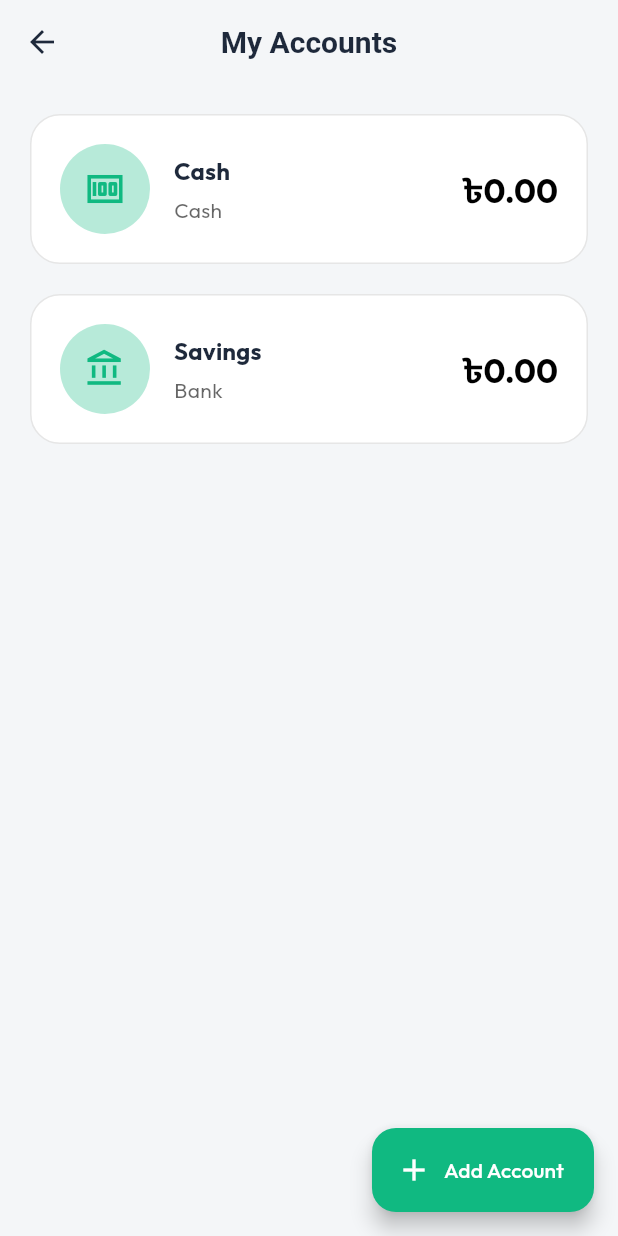
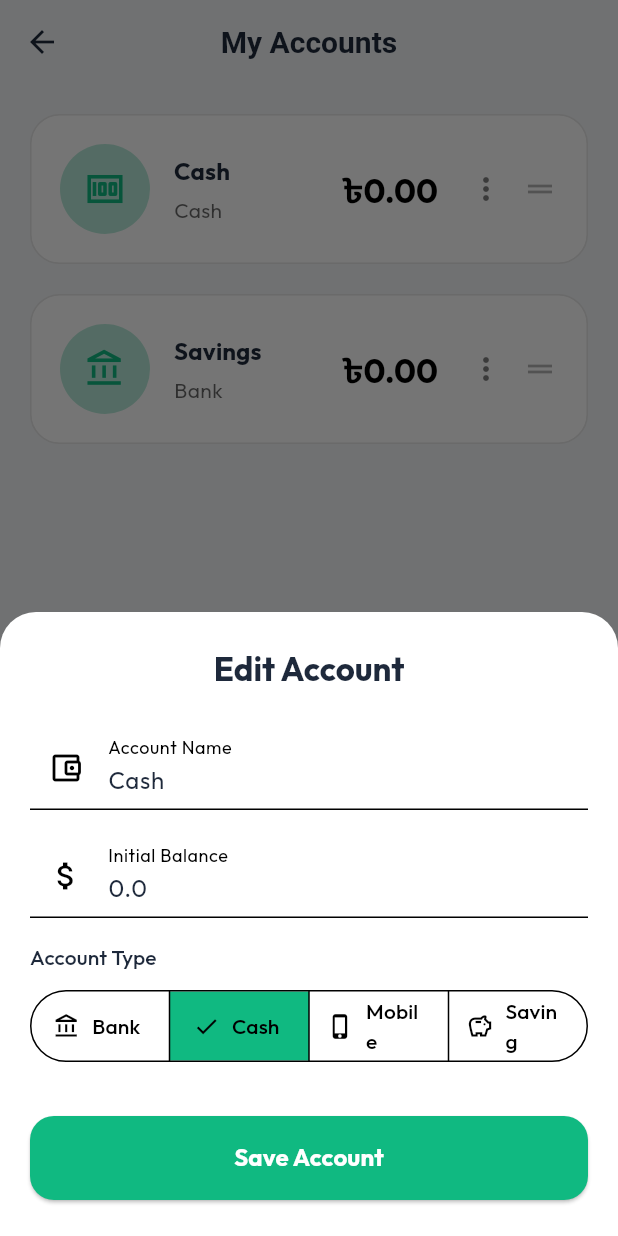
Before and after one commit to jahiduljeesan/wallet_bro, a Flutter app: the AccountsPage screen opened directly, after a tap on "Cash", on a phone screen of 412 x 824 dp. Run offline on Flutter 3.47's test engine with Material 3 defaults, Android fonts, the phone set to English and light mode, and no system bars; our stand-ins replace dio, fl_chart, flutter_animate, google_fonts, hive, hive_flutter and 1 more; missing offline and left inert: home_widget; accounts and stored records are empty.

Commit message:
feat: implement account management feature including data models, persistence, and UI for CRUD operations

```diff
--- a/lib/features/accounts/domain/models/account_model.dart
+++ b/lib/features/accounts/domain/models/account_model.dart
@@ -16,11 +16,15 @@ class AccountModel extends HiveObject {
   @HiveField(3)
   final double initialBalance;
 
+  @HiveField(4, defaultValue: 0)
+  final int order;
+
   AccountModel({
     required this.id,
     required this.name,
     required this.type,
     this.initialBalance = 0.0,
+    this.order = 0,
   });
 
   AccountModel copyWith({
@@ -28,12 +32,14 @@ class AccountModel extends HiveObject {
     String? name,
     String? type,
     double? initialBalance,
+    int? order,
   }) {
     return AccountModel(
       id: id ?? this.id,
       name: name ?? this.name,
       type: type ?? this.type,
       initialBalance: initialBalance ?? this.initialBalance,
+      order: order ?? this.order,
     );
   }
 
@@ -43,6 +49,7 @@ class AccountModel extends HiveObject {
       name: json['name'],
       type: json['type'],
       initialBalance: (json['initialBalance'] as num?)?.toDouble() ?? 0.0,
+      order: json['order'] as int? ?? 0,
     );
   }
 
@@ -52,6 +59,7 @@ class AccountModel extends HiveObject {
       'name': name,
       'type': type,
       'initialBalance': initialBalance,
+      'order': order,
     };
   }
 }
--- a/lib/features/accounts/presentation/pages/accounts_page.dart
+++ b/lib/features/accounts/presentation/pages/accounts_page.dart
@@ -66,15 +66,27 @@ class AccountsPage extends StatelessWidget {
             );
           }
 
-          return ListView.separated(
+          return ReorderableListView.builder(
             padding: const EdgeInsets.all(16),
             itemCount: accounts.length,
-            separatorBuilder: (context, index) => const SizedBox(height: 12),
+            buildDefaultDragHandles: false,
+            onReorder: (oldIndex, newIndex) {
+              accountsProvider.reorderAccounts(oldIndex, newIndex);
+            },
+            proxyDecorator: (Widget child, int index, Animation<double> animation) {
+              return Material(
+                color: Colors.transparent,
+                child: child,
+              );
+            },
             itemBuilder: (context, index) {
               final account = accounts[index];
               final liveBalance = accountsProvider.getAccountBalance(account.id);
 
-              return Card(
+              return Padding(
+                key: ValueKey(account.id),
+                padding: const EdgeInsets.only(bottom: 12),
+                child: Card(
                   elevation: 0,
                   shape: RoundedRectangleBorder(
                     borderRadius: BorderRadius.circular(20),
@@ -83,42 +95,17 @@ class AccountsPage extends StatelessWidget {
                   color: theme.colorScheme.surface,
                   child: InkWell(
                     borderRadius: BorderRadius.circular(20),
-                  onLongPress: () {
-                    if (account.id == 'cash_account' || account.id == 'savings_account') {
-                      showDialog(
+                    onTap: () {
+                      showModalBottomSheet(
                         context: context,
-                        builder: (ctx) => AlertDialog(
-                          title: const Text('System Account'),
-                          content: Text('The "${account.name}" account is a system default and cannot be deleted.'),
-                          actions: [
-                            TextButton(
-                              onPressed: () => Navigator.pop(ctx),
-                              child: const Text('OK'),
+                        isScrollControlled: true,
+                        shape: const RoundedRectangleBorder(
+                          borderRadius: BorderRadius.vertical(top: Radius.circular(24)),
                         ),
-                          ],
-                        ),
-                      );
-                      return;
-                    }
-                    // Quick delete option
-                    showDialog(
-                      context: context,
-                      builder: (ctx) => AlertDialog(
-                        title: const Text('Delete Account'),
-                        content: Text('Are you sure you want to delete ${account.name}?'),
-                        actions: [
-                          TextButton(onPressed: () => Navigator.pop(ctx), child: const Text('Cancel')),
-                          TextButton(
-                            onPressed: () {
-                              accountsProvider.deleteAccount(account.id);
-                              Navigator.pop(ctx);
-                            },
-                            child: const Text('Delete', style: TextStyle(color: Colors.red)),
-                          ),
-                        ],
-                      ),
+                        builder: (context) => AddAccountSheet(account: account),
                       );
                     },
+                    // Empty since we use onTap for edit and PopupMenu for edit/delete
                   child: Padding(
                     padding: const EdgeInsets.all(20),
                     child: Row(
@@ -166,7 +153,81 @@ class AccountsPage extends StatelessWidget {
                             ),
                           ],
                         ),
+                        const SizedBox(width: 8),
+                        PopupMenuButton<String>(
+                          icon: Icon(Icons.more_vert, color: theme.colorScheme.onSurface.withValues(alpha: 0.5)),
+                          onSelected: (value) {
+                            if (value == 'edit') {
+                              showModalBottomSheet(
+                                context: context,
+                                isScrollControlled: true,
+                                shape: const RoundedRectangleBorder(
+                                  borderRadius: BorderRadius.vertical(top: Radius.circular(24)),
+                                ),
+                                builder: (context) => AddAccountSheet(account: account),
+                              );
+                            } else if (value == 'delete') {
+                              if (account.id == 'cash_account' || account.id == 'savings_account') {
+                                showDialog(
+                                  context: context,
+                                  builder: (ctx) => AlertDialog(
+                                    title: const Text('System Account'),
+                                    content: Text('The "${account.name}" account is a system default and cannot be deleted.'),
+                                    actions: [
+                                      TextButton(onPressed: () => Navigator.pop(ctx), child: const Text('OK')),
                                     ],
+                                  ),
+                                );
+                              } else {
+                                showDialog(
+                                  context: context,
+                                  builder: (ctx) => AlertDialog(
+                                    title: const Text('Delete Account'),
+                                    content: Text('Are you sure you want to delete ${account.name}?'),
+                                    actions: [
+                                      TextButton(onPressed: () => Navigator.pop(ctx), child: const Text('Cancel')),
+                                      TextButton(
+                                        onPressed: () {
+                                          accountsProvider.deleteAccount(account.id);
+                                          Navigator.pop(ctx);
+                                        },
+                                        child: const Text('Delete', style: TextStyle(color: Colors.red)),
+                                      ),
+                                    ],
+                                  ),
+                                );
+                              }
+                            }
+                          },
+                          itemBuilder: (context) => [
+                            const PopupMenuItem(
+                              value: 'edit',
+                              child: Row(
+                                children: [
+                                  Icon(Icons.edit, size: 20),
+                                  SizedBox(width: 8),
+                                  Text('Edit'),
+                                ],
+                              ),
+                            ),
+                            const PopupMenuItem(
+                              value: 'delete',
+                              child: Row(
+                                children: [
+                                  Icon(Icons.delete, color: Colors.red, size: 20),
+                                  SizedBox(width: 8),
+                                  Text('Delete', style: TextStyle(color: Colors.red)),
+                                ],
+                              ),
+                            ),
+                          ],
+                        ),
+                        ReorderableDragStartListener(
+                          index: index,
+                          child: Icon(Icons.drag_handle, color: theme.colorScheme.onSurface.withValues(alpha: 0.3)),
+                        ),
+                      ],
+                    ),
                   ),
                 ),
                 ),
--- a/lib/features/accounts/presentation/pages/add_account_sheet.dart
+++ b/lib/features/accounts/presentation/pages/add_account_sheet.dart
@@ -5,7 +5,8 @@ import '../../domain/models/account_model.dart';
 import 'dart:math';
 
 class AddAccountSheet extends StatefulWidget {
-  const AddAccountSheet({super.key});
+  final AccountModel? account;
+  const AddAccountSheet({super.key, this.account});
 
   @override
   State<AddAccountSheet> createState() => _AddAccountSheetState();
@@ -15,6 +16,19 @@ class _AddAccountSheetState extends State<AddAccountSheet> {
   final _nameController = TextEditingController();
   final _balanceController = TextEditingController();
   String _selectedType = 'Bank'; // Bank, Cash, Mobile
+
+  @override
+  void initState() {
+    super.initState();
+    if (widget.account != null) {
+      _nameController.text = widget.account!.name;
+      _balanceController.text = widget.account!.initialBalance.toString();
+      _selectedType = widget.account!.type;
+      if (!['Bank', 'Cash', 'Mobile', 'Saving'].contains(_selectedType)) {
+         _selectedType = 'Bank';
+      }
+    }
+  }
 
   @override
   void dispose() {
@@ -27,14 +41,26 @@ class _AddAccountSheetState extends State<AddAccountSheet> {
     if (_nameController.text.trim().isEmpty) return;
 
     final balance = double.tryParse(_balanceController.text.trim()) ?? 0.0;
+    final provider = Provider.of<AccountsProvider>(context, listen: false);
+
+    if (widget.account != null) {
+      final account = widget.account!.copyWith(
+        name: _nameController.text.trim(),
+        type: _selectedType,
+        initialBalance: balance,
+      );
+      provider.updateAccount(account);
+    } else {
       final account = AccountModel(
         id: "acc_${DateTime.now().millisecondsSinceEpoch}_${Random().nextInt(100)}",
         name: _nameController.text.trim(),
         type: _selectedType,
         initialBalance: balance,
+        order: provider.accounts.length,
       );
+      provider.addAccount(account);
+    }
 
-    Provider.of<AccountsProvider>(context, listen: false).addAccount(account);
     Navigator.pop(context);
   }
 
@@ -54,7 +80,7 @@ class _AddAccountSheetState extends State<AddAccountSheet> {
         crossAxisAlignment: CrossAxisAlignment.stretch,
         children: [
           Text(
-            'Add New Account',
+            widget.account != null ? 'Edit Account' : 'Add New Account',
             style: theme.textTheme.titleLarge?.copyWith(fontWeight: FontWeight.bold),
             textAlign: TextAlign.center,
           ),
--- a/lib/features/accounts/presentation/providers/accounts_provider.dart
+++ b/lib/features/accounts/presentation/providers/accounts_provider.dart
@@ -26,6 +26,39 @@ class AccountsProvider extends ChangeNotifier {
   void _loadAccounts() {
     final box = HiveService.accountsBox;
     _accounts = box.values.toList();
+
+    // Migration for order field if everything is 0
+    if (_accounts.isNotEmpty && _accounts.every((a) => a.order == 0)) {
+      int nextOrder = 2;
+      for (int i = 0; i < _accounts.length; i++) {
+        var acc = _accounts[i];
+        if (acc.id == 'cash_account') {
+          _accounts[i] = acc.copyWith(order: 0);
+        } else if (acc.id == 'savings_account') {
+          _accounts[i] = acc.copyWith(order: 1);
+        } else {
+          _accounts[i] = acc.copyWith(order: nextOrder++);
+        }
+        HiveService.accountsBox.put(_accounts[i].id, _accounts[i]);
+      }
+    }
+
+    _accounts.sort((a, b) => a.order.compareTo(b.order));
+    notifyListeners();
+  }
+
+  void reorderAccounts(int oldIndex, int newIndex) {
+    if (oldIndex < newIndex) {
+      newIndex -= 1;
+    }
+    final account = _accounts.removeAt(oldIndex);
+    _accounts.insert(newIndex, account);
+
+    // Update all orders and save to Hive silently (avoiding infinite loop if we listen to box)
+    for (int i = 0; i < _accounts.length; i++) {
+      _accounts[i] = _accounts[i].copyWith(order: i);
+      HiveService.accountsBox.put(_accounts[i].id, _accounts[i]);
+    }
     notifyListeners();
   }
 
```
Also changed, not shown: lib/features/accounts/domain/models/account_model.g.dart. Lines whose indentation alone changed are shown as unchanged.
